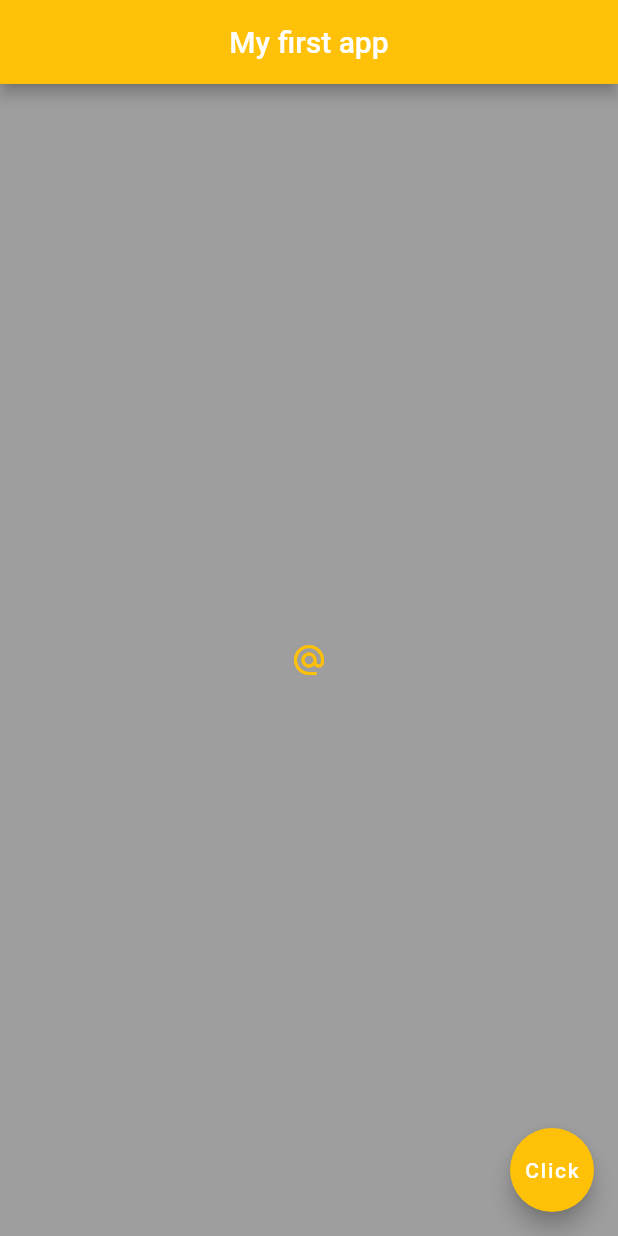
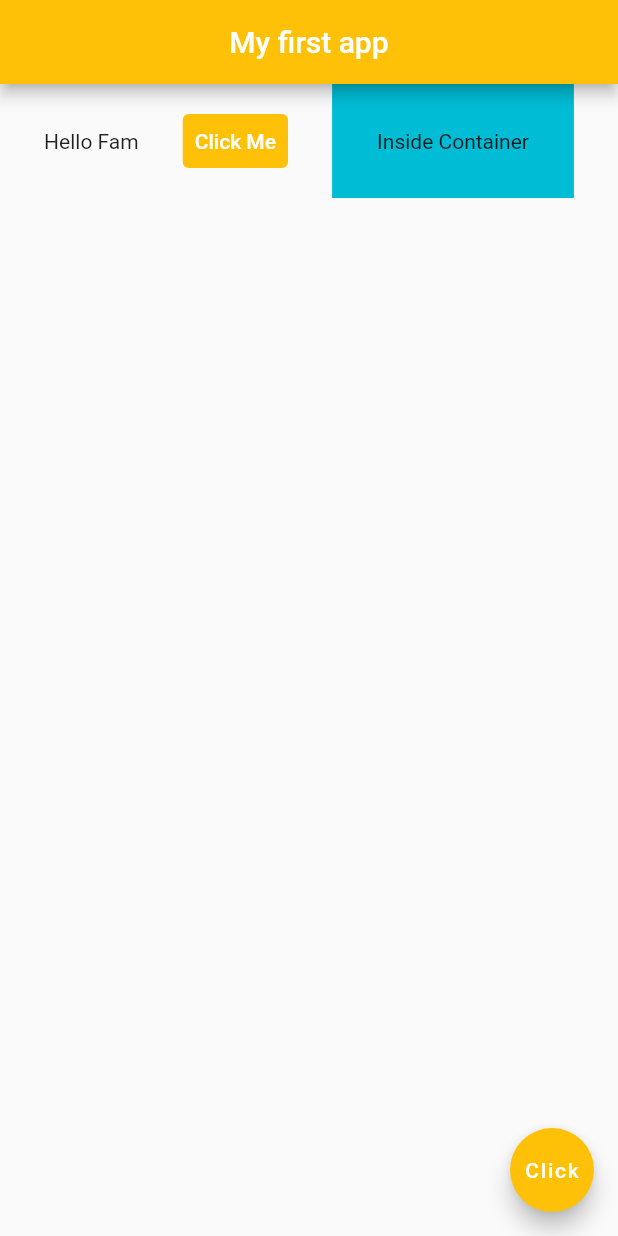
Before and after one commit to SegunCodes/first_flutter_app, a Flutter app: the screen it shows after launch, on a phone screen of 412 x 824 dp. Run offline on Flutter 3.47's test engine with Material 2 defaults, Android fonts, the phone set to English and light mode, and no system bars.

```diff
--- a/lib/main.dart
+++ b/lib/main.dart
@@ -13,18 +13,21 @@ class Home extends StatelessWidget {
         centerTitle: true,
         backgroundColor: Colors.amber,
       ),
-      body: Container(
-        padding: const EdgeInsets.symmetric(horizontal: 30.0, vertical: 10.0),
-        color: Colors.grey,
-        child: Center(
-          child: IconButton(
-              onPressed: () {
-                // ignore: avoid_print
-                print('how far?');
-              },
-              icon: const Icon(Icons.alternate_email),
-              color: Colors.amber),
-        ),
+      body: Row(
+        mainAxisAlignment: MainAxisAlignment.spaceEvenly,
+        children: [
+          const Text('Hello Fam'),
+          TextButton(
+              onPressed: () {},
+              style: TextButton.styleFrom(
+                  backgroundColor: Colors.amber, foregroundColor: Colors.white),
+              child: const Text('Click Me')),
+          Container(
+            color: Colors.cyan,
+            padding: const EdgeInsets.all(30.0),
+            child: const Text('Inside Container'),
+          ),
+        ],
       ),
       floatingActionButton: newMethod(),
     );
```
Also changed, not shown: 1 other file.
